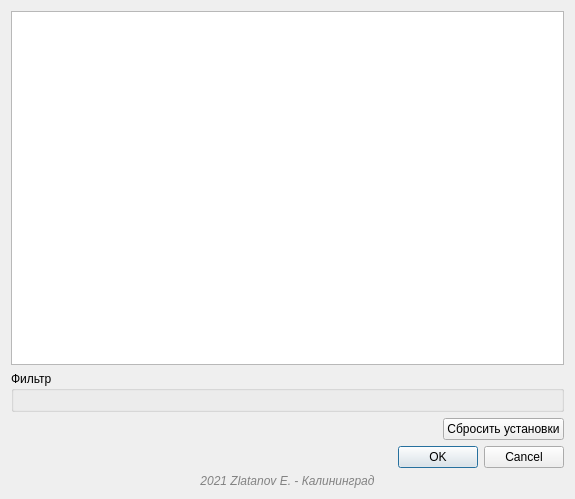
First picture: the form in ways_calc_click_res_dialog_base.ui, repository johnzet39/QGIS-plugin-ways_calc, before the edit.
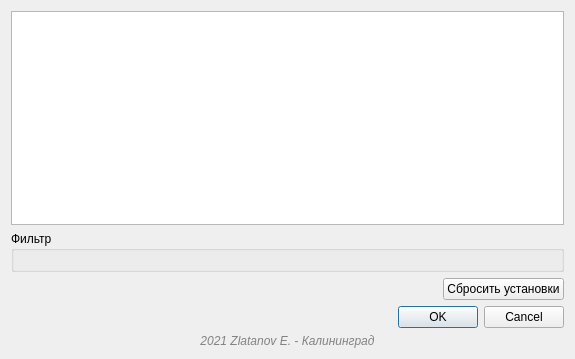
Second picture: the form after the edit.

Commit message: Checking existing intersected layer.

What changed in the file:
```diff
--- a/ways_calc_click_res_dialog_base.ui
+++ b/ways_calc_click_res_dialog_base.ui
@@ -7,7 +7,7 @@
     <x>0</x>
     <y>0</y>
     <width>575</width>
-    <height>499</height>
+    <height>359</height>
    </rect>
   </property>
   <property name="minimumSize">
@@ -31,6 +31,12 @@
   <layout class="QVBoxLayout" name="verticalLayout">
    <item>
     <widget class="QTableWidget" name="tableClickedWays">
+     <property name="minimumSize">
+      <size>
+       <width>0</width>
+       <height>200</height>
+      </size>
+     </property>
      <property name="font">
       <font>
        <pointsize>8</pointsize>
```
Left out of the diff: 3 changed lines with no effect on the pictures. The commit also changes 2 other files.
